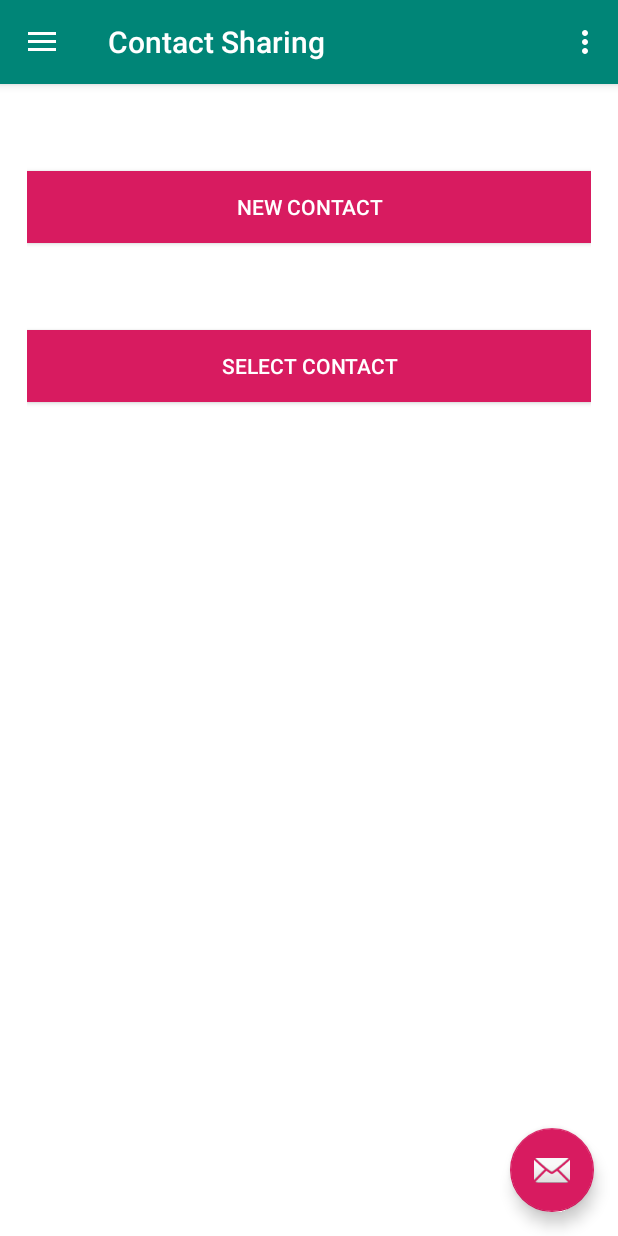
After one commit to InvincibleSarthak/Contact-Sharing, an Android app: the fragment SendFragment placed in its activity, on a phone screen of 412 x 824 dp. The commit adds this screen. Run offline under Robolectric (Android 15) with nearby library versions, the phone set to English and light mode, and no system bars.

Commit message:
Send Contact Screen added, Page Titles changed

```diff
--- a/app/src/main/AndroidManifest.xml
+++ b/app/src/main/AndroidManifest.xml
@@ -10,16 +10,16 @@
         android:roundIcon="@mipmap/ic_launcher_round"
         android:supportsRtl="true"
         android:theme="@style/AppTheme">
-        <activity android:name=".SendContact"></activity>
+        <activity android:name=".SendContact" />
         <activity
             android:name=".Main4Activity"
-            android:label="@string/title_activity_main4"
+            android:label="@string/app_name"
             android:theme="@style/AppTheme.NoActionBar" />
         <activity android:name=".Main3Activity" />
         <activity android:name=".MainActivity">
             <intent-filter>
                 <action android:name="android.intent.action.MAIN" />
-
+                <action android:name="android.intent.action.VIEW" />
                 <category android:name="android.intent.category.LAUNCHER" />
             </intent-filter>
         </activity>
--- a/app/src/main/java/com/sarthaksharma/contactcard/Main4Activity.java
+++ b/app/src/main/java/com/sarthaksharma/contactcard/Main4Activity.java
@@ -118,8 +118,11 @@ public class Main4Activity extends AppCompatActivity
 
         } else if (id == R.id.nav_send_contact){
             //Opening Contacts
-            Intent intent = new Intent(Intent.ACTION_PICK, ContactsContract.Contacts.CONTENT_URI);
-            startActivityForResult(intent,1);
+            //Intent intent = new Intent(Intent.ACTION_PICK, ContactsContract.Contacts.CONTENT_URI);
+            //startActivityForResult(intent,1);
+            FragmentTransaction ft = getSupportFragmentManager().beginTransaction();
+            ft.replace(R.id.flMain, new SendFragment());
+            ft.commit();
 
         } else if (id == R.id.nav_sign_out) {
             Intent intent = new Intent(this,MainActivity.class);
--- /dev/null
+++ b/app/src/main/java/com/sarthaksharma/contactcard/SendFragment.java
@@ -0,0 +1,53 @@
+package com.sarthaksharma.contactcard;
+
+
+import android.content.Intent;
+import android.os.Bundle;
+import android.provider.ContactsContract;
+import android.support.v4.app.Fragment;
+import android.support.v4.app.FragmentTransaction;
+import android.view.LayoutInflater;
+import android.view.View;
+import android.view.View.OnClickListener;
+import android.view.ViewGroup;
+import android.widget.Button;
+
+
+/**
+ * A simple {@link Fragment} subclass.
+ */
+public class SendFragment extends Fragment {
+
+    Button existing_btn, new_btn;
+    public SendFragment() {
+        // Required empty public constructor
+    }
+
+
+    @Override
+    public View onCreateView(LayoutInflater inflater, ViewGroup container,
+                             Bundle savedInstanceState) {
+        // Inflate the layout for this fragment
+        View view = inflater.inflate(R.layout.fragment_send, container, false);
+
+        existing_btn = view.findViewById(R.id.send_existing);
+        new_btn = view.findViewById(R.id.send_new);
+        existing_btn.setOnClickListener(new OnClickListener() {
+            @Override
+            public void onClick(View v) {
+                Intent intent = new Intent(Intent.ACTION_PICK, ContactsContract.Contacts.CONTENT_URI);
+                startActivityForResult(intent,1);
+            }
+        });
+        new_btn.setOnClickListener(new OnClickListener() {
+            @Override
+            public void onClick(View v) {
+                Intent intent = new Intent(getActivity(),SendContact.class);
+                startActivity(intent);
+            }
+        });
+        return view;
+    }
+
+
+}
--- /dev/null
+++ b/app/src/main/res/layout/fragment_send.xml
@@ -0,0 +1,44 @@
+<?xml version="1.0" encoding="utf-8"?>
+<LinearLayout xmlns:app="http://schemas.android.com/apk/res-auto"
+    xmlns:tools="http://schemas.android.com/tools"
+    xmlns:android="http://schemas.android.com/apk/res/android"
+    android:layout_width="match_parent"
+    android:id="@+id/fl_main_send_contact"
+    android:layout_height="match_parent"
+    android:background="@android:color/white"
+    android:orientation="vertical"
+    android:paddingLeft="18sp"
+    android:paddingRight="18sp"
+    tools:context=".OTPScreen">
+    <!-- TODO: Update blank fragment layout -->
+
+    <Button
+        android:id="@+id/send_new"
+        android:layout_width="match_parent"
+        android:layout_height="wrap_content"
+        android:layout_marginTop="58sp"
+        android:background="@color/colorAccent"
+        android:text="@string/new_contact"
+        android:textColor="@android:color/white"
+        app:layout_constraintBottom_toBottomOf="parent"
+        app:layout_constraintEnd_toEndOf="parent"
+        app:layout_constraintHorizontal_bias="0.498"
+        app:layout_constraintStart_toStartOf="parent"
+        app:layout_constraintTop_toTopOf="parent"
+        app:layout_constraintVertical_bias="0.389" />
+
+    <Button
+        android:id="@+id/send_existing"
+        android:layout_width="match_parent"
+        android:layout_height="wrap_content"
+        android:layout_marginTop="58sp"
+        android:background="@color/colorAccent"
+        android:text="@string/send_existing"
+        android:textColor="@android:color/white"
+        app:layout_constraintBottom_toBottomOf="parent"
+        app:layout_constraintEnd_toEndOf="parent"
+        app:layout_constraintHorizontal_bias="0.498"
+        app:layout_constraintStart_toStartOf="parent"
+        app:layout_constraintTop_toTopOf="parent"
+        app:layout_constraintVertical_bias="0.389"/>
+</LinearLayout>
--- a/app/src/main/res/values/strings.xml
+++ b/app/src/main/res/values/strings.xml
@@ -1,5 +1,5 @@
 <resources>
-    <string name="app_name">Contact Card</string>
+    <string name="app_name">Contact Sharing</string>
     <string name="phone_number">Enter Mobile Number</string>
     <string name="otp">Enter OTP</string>
     <string name="login">LOGIN</string>
@@ -11,13 +11,13 @@
     <string name="profession">Profession</string>
     <string name="website">Personal Website or Blog</string>
     <string name="company">Company</string>
-    <string name="new_contact">Send Contact to New User</string>
+    <string name="new_contact">New Contact</string>
+    <string name="send_existing">Select Contact</string>
     <string name="company_title">Title</string>
     <string name="message">Write a message!!</string>
     <string name="mobile_number">Mobile Number</string>
     <string name="e_mail_id">E-Mail Id</string>
     <string name="signUp">Sign Up</string>
-    <string name="title_activity_main4">Main4Activity</string>
     <string name="navigation_drawer_open">Open navigation drawer</string>
     <string name="navigation_drawer_close">Close navigation drawer</string>
     <string name="nav_header_title">Android Studio</string>
@@ -26,7 +26,7 @@
     <string name="action_settings">Settings</string>
     <string name="home">Home</string>
     <string name="add_contact">Add Contact</string>
-    <string name="send_contact">Send Contact</string>
+    <string name="send_contact">Send Contact Details</string>
     <string name="log_out">Log Out</string>
 
     <!-- TODO: Remove or change this placeholder text -->
```
